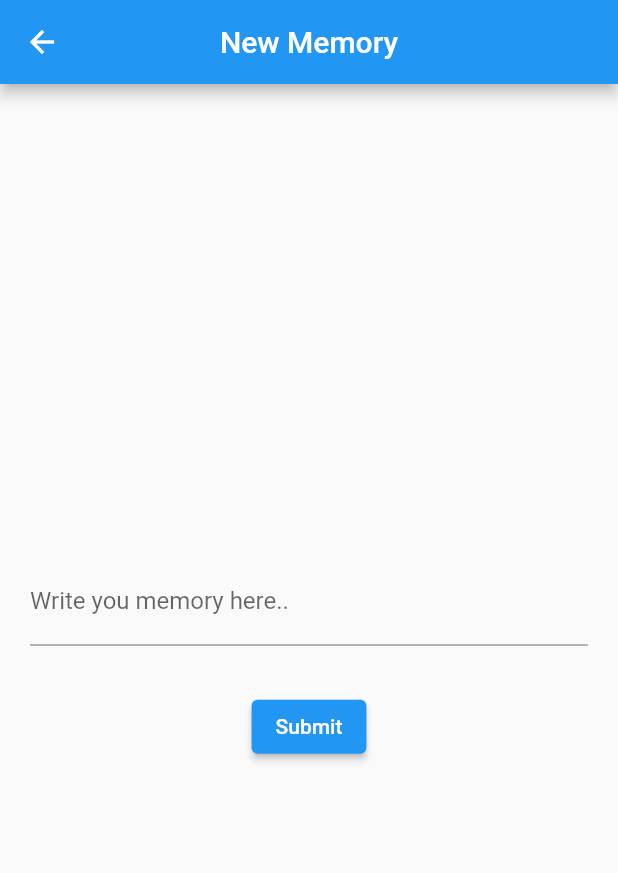
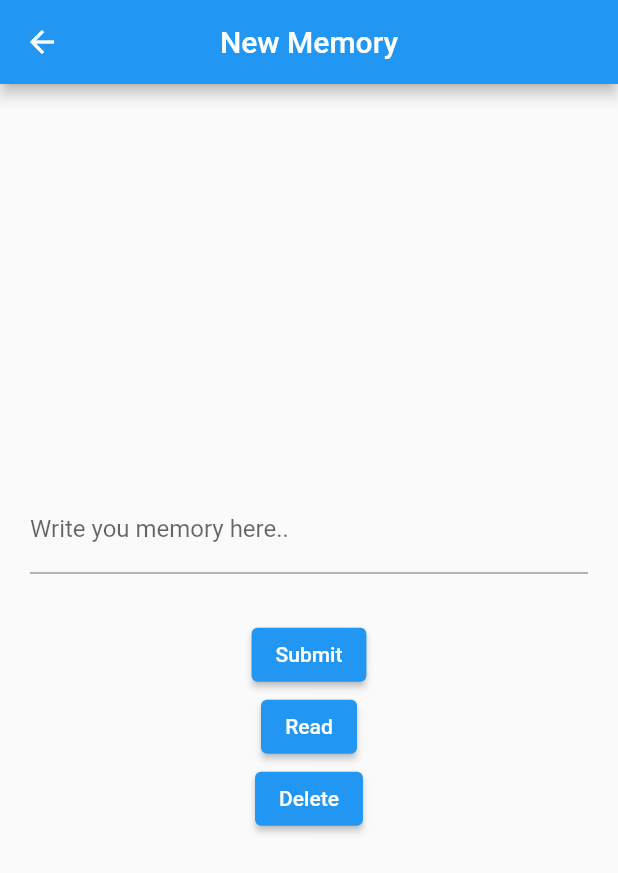
Before and after one commit to johnnylyimo/MemoryDiary, a Flutter app: the NewMemory screen opened by its route, after a tap on "Submit", on a phone screen of 412 x 824 dp. Shown: the top 873 px of the screen. Run offline on Flutter 3.47's test engine with Material 2 defaults, Android fonts, the phone set to English and light mode, and no system bars; our stand-ins replace flutter_riverpod, hive, hive_flutter; accounts and stored records are empty.

Commit message:
Create Box instance

```diff
--- a/lib/screens/new_memory.dart
+++ b/lib/screens/new_memory.dart
@@ -1,4 +1,5 @@
 import 'package:flutter/material.dart';
+import 'package:hive/hive.dart';
 
 class NewMemory extends StatefulWidget {
   const NewMemory({Key key}) : super(key: key);
@@ -10,6 +11,8 @@ class NewMemory extends StatefulWidget {
 class _NewMemoryState extends State<NewMemory> {
   var new_memoryController = TextEditingController();
   final _formKey = GlobalKey<FormState>();
+  var box = Hive.box('test');
+
   @override
   Widget build(BuildContext context) {
     return Scaffold(
@@ -36,7 +39,27 @@ class _NewMemoryState extends State<NewMemory> {
               ),
               ElevatedButton(
                 child: Text('Submit'),
-                onPressed: () {},
+                onPressed: () {
+                  // add item value with auto increment assign primary key index
+                  box.add(new_memoryController.text);
+                  print('new item added');
+                },
+              ),
+              ElevatedButton(
+                child: Text('Read'),
+                onPressed: () {
+                  box.isEmpty
+                      ? print('No item in the box')
+                      : print(box.getAt(0));
+                  print(box.toMap());
+                },
+              ),
+              ElevatedButton(
+                child: Text('Delete'),
+                onPressed: () {
+                  box.deleteAt(0);
+                  print('Item deleted!');
+                },
               )
             ],
           ),
```
